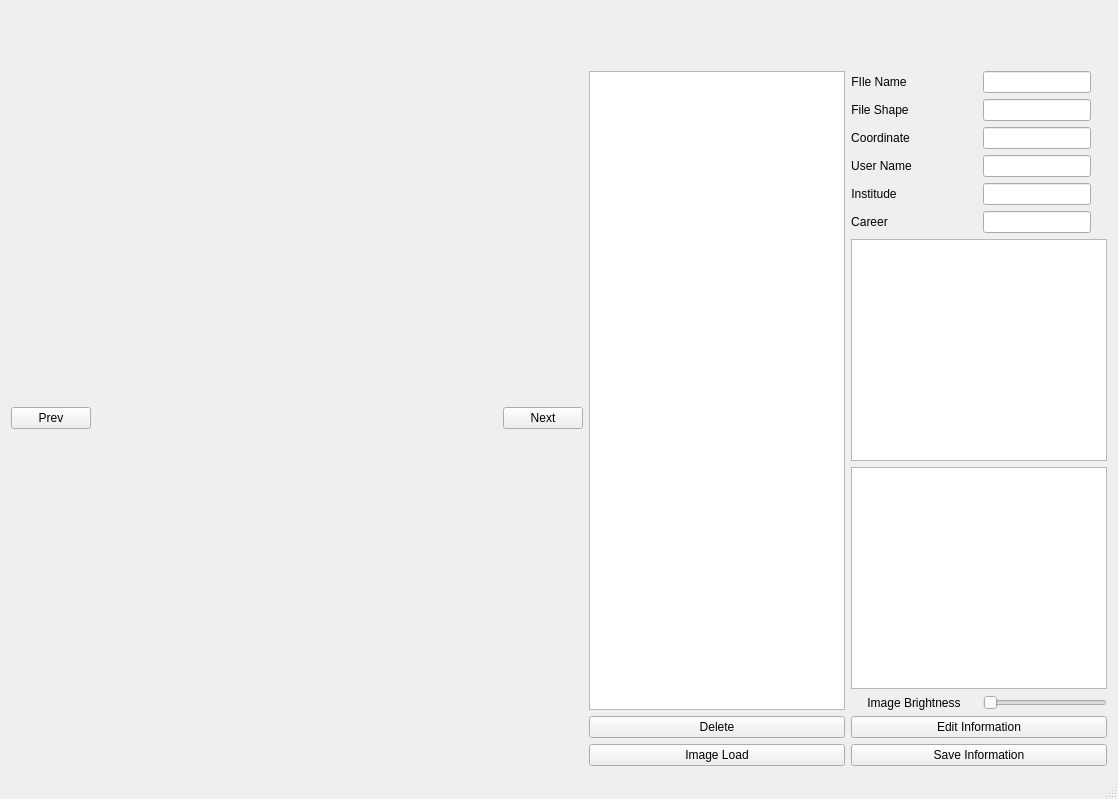
Before: the Qt Designer form Annotation_Tool_Main.ui in Yoon0527/Annotation_Tool_Main, drawn with Qt 5.
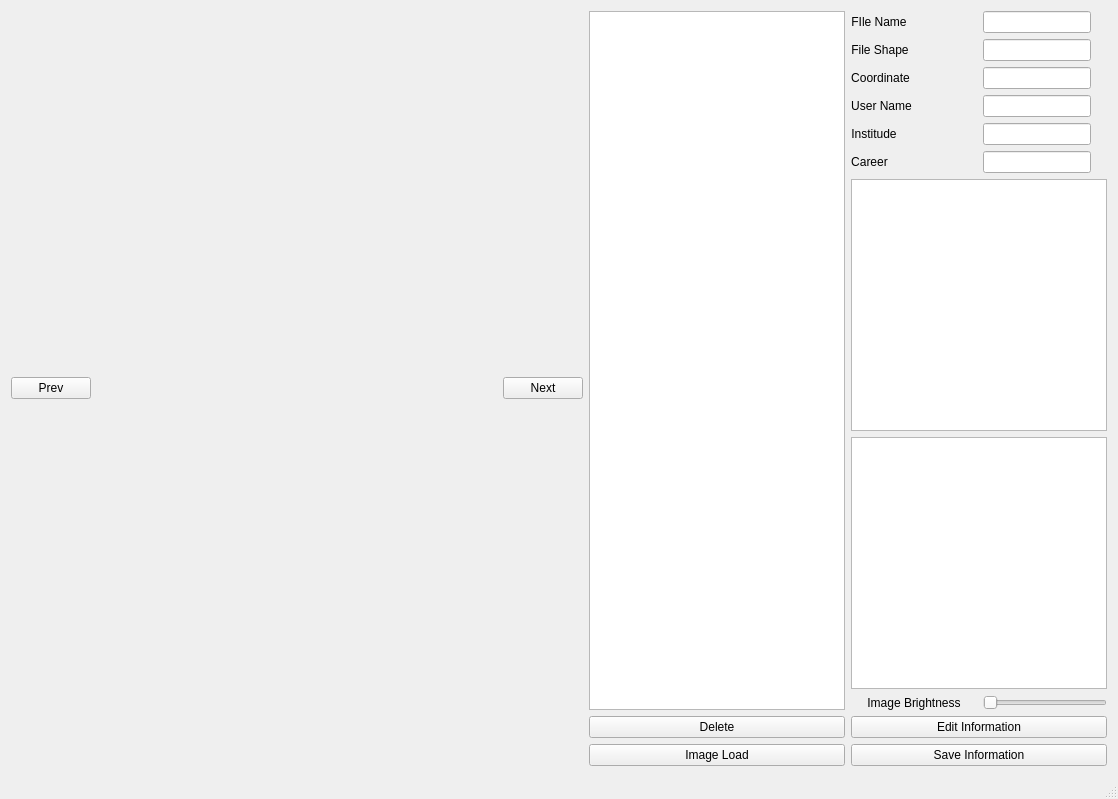
After: the same form once the commit is applied.

The edit to the form file:
```diff
--- a/Annotation_Tool_Main.ui
+++ b/Annotation_Tool_Main.ui
@@ -27,7 +27,7 @@
     </sizepolicy>
    </property>
    <layout class="QGridLayout" name="gridLayout_2">
-    <item row="1" column="0">
+    <item row="0" column="0">
      <layout class="QHBoxLayout" name="horizontalLayout_2">
       <item>
        <widget class="QPushButton" name="btn_prev">
@@ -342,66 +342,6 @@
       </item>
      </layout>
     </item>
-    <item row="0" column="0">
-     <layout class="QHBoxLayout" name="horizontalLayout">
-      <property name="sizeConstraint">
-       <enum>QLayout::SizeConstraint::SetMaximumSize</enum>
-      </property>
-      <item>
-       <layout class="QVBoxLayout" name="verticalLayout">
-        <item>
-         <widget class="QLabel" name="lbl_institution">
-          <property name="frameShadow">
-           <enum>QFrame::Shadow::Plain</enum>
-          </property>
-          <property name="text">
-           <string/>
-          </property>
-          <property name="alignment">
-           <set>Qt::AlignmentFlag::AlignCenter</set>
-          </property>
-         </widget>
-        </item>
-        <item>
-         <widget class="QLabel" name="lbl_career">
-          <property name="text">
-           <string/>
-          </property>
-          <property name="alignment">
-           <set>Qt::AlignmentFlag::AlignCenter</set>
-          </property>
-         </widget>
-        </item>
-        <item>
-         <widget class="QLabel" name="lbl_name">
-          <property name="text">
-           <string/>
-          </property>
-          <property name="alignment">
-           <set>Qt::AlignmentFlag::AlignCenter</set>
-          </property>
-         </widget>
-        </item>
-       </layout>
-      </item>
-      <item>
-       <spacer name="horizontalSpacer">
-        <property name="orientation">
-         <enum>Qt::Orientation::Horizontal</enum>
-        </property>
-        <property name="sizeType">
-         <enum>QSizePolicy::Policy::Minimum</enum>
-        </property>
-        <property name="sizeHint" stdset="0">
-         <size>
-          <width>40</width>
-          <height>20</height>
-         </size>
-        </property>
-       </spacer>
-      </item>
-     </layout>
-    </item>
    </layout>
   </widget>
   <widget class="QStatusBar" name="statusBar"/>
```
